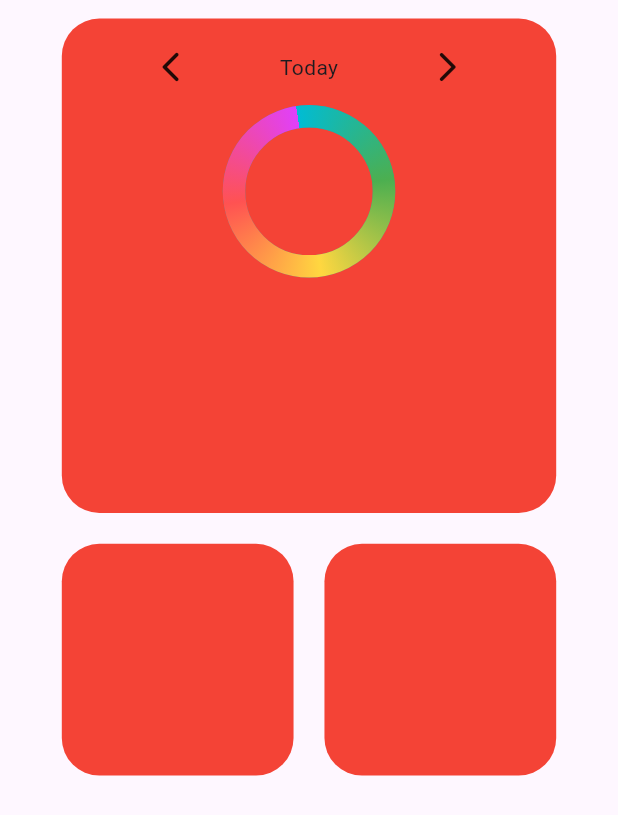
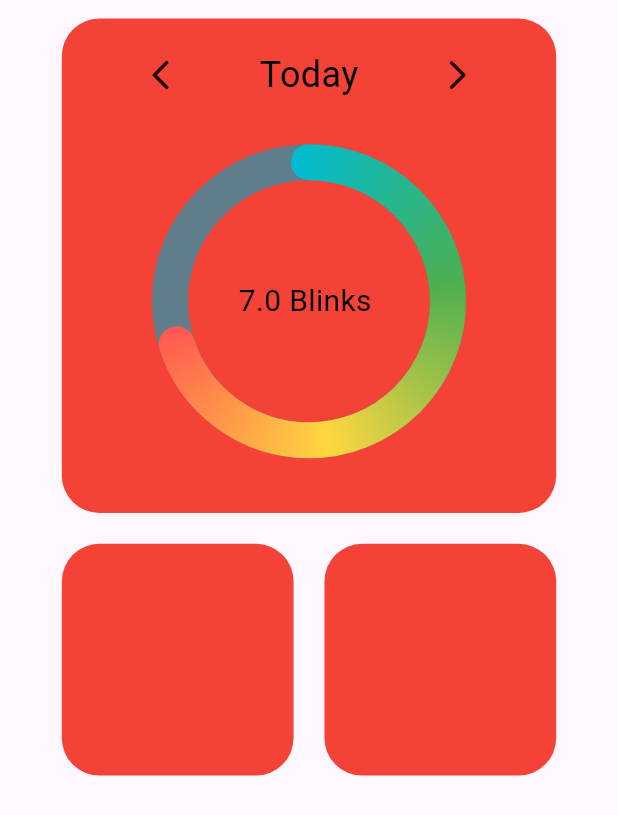
Before and after one commit to sairammr/blink, a Flutter app: the HomePage screen opened directly, on a phone screen of 412 x 824 dp. Shown: the top 815 px of the screen. Run offline on Flutter 3.47's test engine with Material 3 defaults, Android fonts, the light colour scheme and no system bars; drawn by our look-alikes of simple_circular_progress_bar; missing offline and left inert: flutter_floating_bottom_bar.

Commit message:
Update home.dart

```diff
--- a/lib/pages/home.dart
+++ b/lib/pages/home.dart
@@ -1,41 +1,91 @@
 import 'package:flutter/material.dart';
 import 'package:simple_circular_progress_bar/simple_circular_progress_bar.dart';
 
-class HomePage extends StatelessWidget {
+class HomePage extends StatefulWidget {
   const HomePage({super.key});
 
   @override
+  _HomePageState createState() => _HomePageState();
+}
+
+class _HomePageState extends State<HomePage> {
+  List<String> days = ['Yesterday', 'Today', 'Tomorrow'];
+  int current = 1;
+  List<int> blink = [6, 7, 8];
+  late ValueNotifier<double> valueNotifier;
+
+  void back() {
+    setState(() {
+      current = (current - 1) % 3;
+      if (current < 0) current += 3;
+      valueNotifier.value = blink[current] * 10; // Ensure the index stays within the range
+    });
+  }
+
+  void forward() {
+    setState(() {
+      current = (current + 1) % 3;
+      valueNotifier.value = blink[current] * 10;
+    });
+  }
+
+  @override
+  void initState() {
+    super.initState();
+    valueNotifier = ValueNotifier(blink[current] * 10);
+  }
+
+  @override
   Widget build(BuildContext context) {
-    List Days=['Yesterday','Today',"Tomorrow"];
-    int current=1;
-    double width=MediaQuery.of(context).size.width;
-    double height=MediaQuery.of(context).size.height;
+    double width = MediaQuery.of(context).size.width;
+
     return Scaffold(
       body: Column(
         children: [
           Container(
-            margin: EdgeInsets.only(top: width*.03),
-            height: width*.8,
-            width: width*.8,
-            decoration: BoxDecoration(borderRadius: BorderRadius.circular(25),
+            margin: EdgeInsets.only(top: width * .03),
+            height: width * .8,
+            width: width * .8,
+            decoration: BoxDecoration(
+              borderRadius: BorderRadius.circular(25),
               color: Colors.red,
             ),
             child: Column(
-
               children: [
                 Padding(
-                  padding:  EdgeInsets.symmetric(vertical: width*.05),
+                  padding: EdgeInsets.symmetric(vertical: width * .05),
                   child: Row(
-
                     mainAxisAlignment: MainAxisAlignment.spaceEvenly,
                     children: [
-                    Icon(Icons.arrow_back_ios_new_rounded),
-                    Text(Days[current],),
-                    Icon(Icons.arrow_forward_ios_rounded),
-                  ],),
+                      InkWell(
+                        onTap: back,
+                        child: Icon(Icons.arrow_back_ios_new_rounded),
                       ),
+                      Text(
+                        days[current],
+                        style: TextStyle(fontSize: 24, color: const Color.fromARGB(255, 0, 0, 0)),
+                      ),
+                      InkWell(
+                        onTap: forward,
+                        child: Icon(Icons.arrow_forward_ios_rounded),
+                      ),
+                    ],
+                  ),
+                ),
+                SizedBox(height: width*.05,),
                 SimpleCircularProgressBar(
-
+                  size: width*.45,
+                  valueNotifier: valueNotifier,
+                  progressStrokeWidth: 24,
+                  backStrokeWidth: 24,
+                  mergeMode: true,
+                  animationDuration: 2,
+                  onGetText: (value) {
+                    return Text(
+                      '${value.toInt()/10.toInt()} Blinks ',
+                      style: TextStyle(color: const Color.fromARGB(255, 0, 0, 0), fontSize: 20),
+                    );
+                  },
                   progressColors: const [
                     Colors.cyan,
                     Colors.green,
@@ -47,28 +97,32 @@ class HomePage extends StatelessWidget {
                 ),
               ],
             ),
-
           ),
           Row(
             crossAxisAlignment: CrossAxisAlignment.center,
-
             children: [
               Container(
-            margin: EdgeInsets.only(top: width*.05,left: width*.1,right: width*.025),
-            height: width*.375,
-            width: width*.375,
-            decoration: BoxDecoration(borderRadius: BorderRadius.circular(25),
-              color: Colors.red,
-            ),
-          ),Container(
-            margin: EdgeInsets.only(top: width*.05,right: width*.1,left: width*.025),
-            height: width*.375,
-            width: width*.375,
-            decoration: BoxDecoration(borderRadius: BorderRadius.circular(25),
+                margin: EdgeInsets.only(
+                    top: width * .05, left: width * .1, right: width * .025),
+                height: width * .375,
+                width: width * .375,
+                decoration: BoxDecoration(
+                  borderRadius: BorderRadius.circular(25),
                   color: Colors.red,
                 ),
               ),
-          ],)
+              Container(
+                margin: EdgeInsets.only(
+                    top: width * .05, right: width * .1, left: width * .025),
+                height: width * .375,
+                width: width * .375,
+                decoration: BoxDecoration(
+                  borderRadius: BorderRadius.circular(25),
+                  color: Colors.red,
+                ),
+              ),
+            ],
+          )
         ],
       ),
     );
```
Lines whose indentation alone changed are shown as unchanged.
